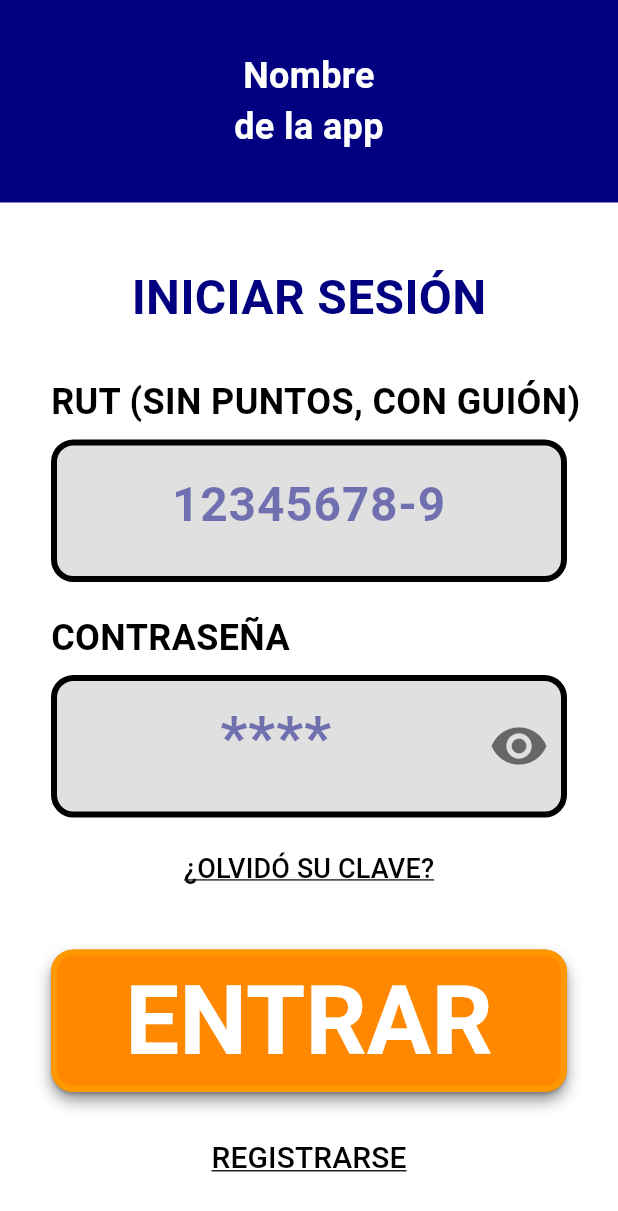
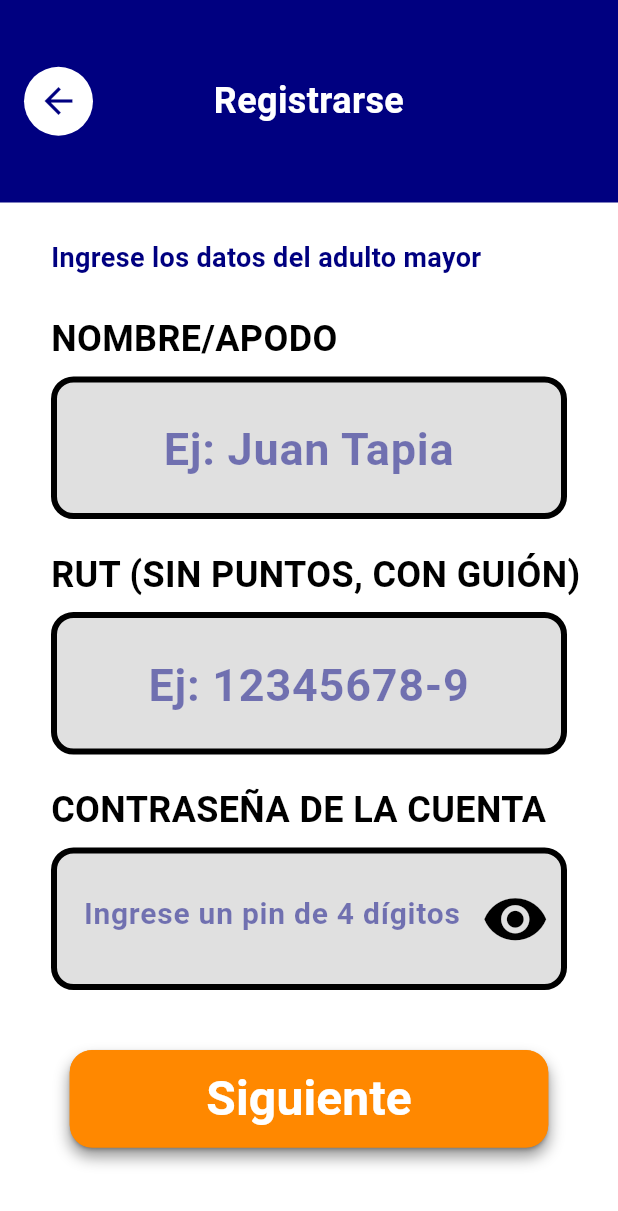
Before and after one commit to velaskovsy/Seremi-Adultos-mayores, a Flutter app: the screen it shows after launch, after a tap on "REGISTRARSE", on a phone screen of 412 x 824 dp. Shown: the top 1211 px of the screen. Run offline on Flutter 3.47's test engine with Material 3 defaults, Android fonts, the phone set to English and light mode, and no system bars.

Commit message:
Eliminación del widget del login para hacer un widget general de recuadro de texto. Avance con pantallas de registro

```diff
--- a/lib/views/login/widgets/login_input_field.dart
+++ b/lib/core/widgets/input_field.dart
@@ -1,28 +1,30 @@
 import 'package:flutter/material.dart';
 import 'package:flutter/services.dart';
 
-class LoginInputField extends StatelessWidget {
+class InputField extends StatelessWidget {
   final String label;
   final String hint;
   final bool isPassword;
-  final bool passwordVisible;       // Solo se usa si isPassword es true
-  final String? errorText;          // Muestra error debajo del campo
+  final bool passwordVisible; // Solo se usa si isPassword es true
+  final String? errorText; // Muestra error debajo del campo
   final Function(String) onChanged;
   final VoidCallback? onToggleVisibility; // Solo se usa si isPassword es true
   final double verticalPadding;
   final double hintFontSize;
+  final TextInputType keyboardType;
 
-  const LoginInputField({
+  const InputField({
     Key? key,
     required this.label,
     required this.hint,
-    required this.isPassword,
     required this.onChanged,
+    this.isPassword = false,
     this.passwordVisible = false,
     this.errorText,
     this.onToggleVisibility,
     this.verticalPadding = 28,
     this.hintFontSize = 32,
+    this.keyboardType = TextInputType.text,
   }) : super(key: key);
 
   @override
@@ -57,11 +59,7 @@
             child: TextField(
               obscureText: isPassword && !passwordVisible,
               textAlign: TextAlign.center,
-              // PIN: solo números. RUT: teclado normal
-              keyboardType: isPassword
-                  ? TextInputType.number
-                  : TextInputType.text,
-              // PIN: máximo 4 caracteres
+              keyboardType: isPassword ? TextInputType.number : keyboardType,
               inputFormatters: isPassword
                   ? [
                 FilteringTextInputFormatter.digitsOnly,
@@ -78,22 +76,21 @@
                 hintText: hint,
                 hintStyle: TextStyle(
                   fontSize: hintFontSize,
-                  color: const Color(0xFF000080).withOpacity(0.5),
+                  color: const Color(0xFF000080).withValues(alpha: 0.5),
                 ),
                 border: InputBorder.none,
                 contentPadding: EdgeInsets.symmetric(
-                    horizontal: 16,
-                    vertical: verticalPadding,
+                  horizontal: 16,
+                  vertical: verticalPadding,
                 ),
-                // Ícono de ojo solo en el campo de contraseña
                 suffixIcon: isPassword
                     ? IconButton(
                   icon: Icon(
                     passwordVisible
                         ? Icons.visibility_off
                         : Icons.visibility,
-                    color: Colors.black54,
-                    size: 40,
+                    color: Colors.black,
+                    size: 45,
                   ),
                   onPressed: onToggleVisibility,
                 )
@@ -103,13 +100,13 @@
           ),
         ),
 
-        // Mensaje de error debajo del campo
+        // Mensaje de error
         if (errorText != null)
           Padding(
             padding: const EdgeInsets.only(left: 34, top: 6),
             child: Text(
               errorText!,
-              style: TextStyle(
+              style: const TextStyle(
                 color: Colors.red,
                 fontSize: 24,
               ),
--- a/lib/main.dart
+++ b/lib/main.dart
@@ -2,12 +2,14 @@
 import 'package:flutter/material.dart';
 import 'package:provider/provider.dart';
 import 'viewmodels/login_viewmodel.dart';
+import 'viewmodels/register_viewmodel.dart';
 import 'views/login/login_screen.dart';
 
 void main() {
   runApp(
-    ChangeNotifierProvider(
-      create: (_) => LoginViewModel(),
+    MultiProvider(
+        providers: [
+        ChangeNotifierProvider(create: (_) => LoginViewModel()), ChangeNotifierProvider(create: (_) => RegisterViewModel()),],
       child: const MyApp(),
     ),
   );
--- a/lib/viewmodels/login_viewmodel.dart
+++ b/lib/viewmodels/login_viewmodel.dart
@@ -44,7 +44,7 @@
       return false;
     }
     if (!_rut.contains('-') || _rut.length < 9) {
-      _errorRut = 'Formato inválido.';
+      _errorRut = 'Formato inválido';
       return false;
     }
     return true;
@@ -57,7 +57,7 @@
       return false;
     }
     if (_pin.length != 4) {
-      _errorPin = 'La contraseña debe tener 4 números.';
+      _errorPin = 'La contraseña debe tener 4 números';
       return false;
     }
     return true;
--- /dev/null
+++ b/lib/viewmodels/register_viewmodel.dart
@@ -0,0 +1,119 @@
+import 'package:flutter/material.dart';
+
+class RegisterViewModel extends ChangeNotifier {
+  // Paso 1: datos del adulto mayor
+  String _nombre = '';
+  String _rut = '';
+  String _pin = '';
+
+  // Paso 2: datos del cuidador (opcionales)
+  String _nombreCuidador = '';
+  String _correoCuidador = '';
+  String _telefonoCuidador = '';
+
+  // Errores
+  String? _errorNombre;
+  String? _errorRut;
+  String? _errorPin;
+  String? _errorCorreo;
+
+  bool _isLoading = false;
+  bool _pinVisible = false;
+
+  // Getters
+  bool get isLoading => _isLoading;
+  String? get errorNombre => _errorNombre;
+  String? get errorRut => _errorRut;
+  String? get errorPin => _errorPin;
+  String? get errorCorreo => _errorCorreo;
+  bool get pinVisible => _pinVisible;
+
+  void togglePinVisible() {
+    _pinVisible = !_pinVisible;
+    notifyListeners();
+  }
+
+  // Setters del paso 1
+  void setNombre(String value) {
+    _nombre = value;
+    _errorNombre = null;
+    notifyListeners();
+  }
+
+  void setRut(String value) {
+    _rut = value;
+    _errorRut = null;
+    notifyListeners();
+  }
+
+  void setPin(String value) {
+    if (value.length <= 4 && RegExp(r'^\d*$').hasMatch(value)) {
+      _pin = value;
+      _errorPin = null;
+      notifyListeners();
+    }
+  }
+
+  // Setters del paso 2
+  void setNombreCuidador(String value) {
+    _nombreCuidador = value;
+    notifyListeners();
+  }
+
+  void setCorreoCuidador(String value) {
+    _correoCuidador = value;
+    _errorCorreo = null;
+    notifyListeners();
+  }
+
+  void setTelefonoCuidador(String value) {
+    _telefonoCuidador = value;
+    notifyListeners();
+  }
+
+  // Validaciones paso 1
+  bool validarPaso1() {
+    bool valido = true;
+
+    if (_nombre.isEmpty) {
+      _errorNombre = 'Ingrese un nombre o apodo';
+      valido = false;
+    }
+    if (!_rut.contains('-') || _rut.length < 9) {
+      _errorRut = 'Formato inválido';
+      valido = false;
+    }
+    if (_pin.length != 4) {
+      _errorPin = 'El PIN debe tener 4 números';
+      valido = false;
+    }
+
+    notifyListeners();
+    return valido;
+  }
+
+  // Validaciones del paso 2
+  bool validarPaso2() {
+    bool valido = true;
+
+    if (_correoCuidador.isNotEmpty && !_correoCuidador.contains('@')) {
+      _errorCorreo = 'Correo inválido';
+      valido = false;
+    }
+
+    notifyListeners();
+    return valido;
+  }
+
+  // Registro final
+  Future<void> registrar() async {
+    _isLoading = true;
+    notifyListeners();
+
+    // TODO: reemplazar con llamada real a Railway
+    await Future.delayed(const Duration(seconds: 2));
+
+    _isLoading = false;
+    notifyListeners();
+  }
+}
--- a/lib/views/login/login_screen.dart
+++ b/lib/views/login/login_screen.dart
@@ -1,7 +1,8 @@
 import 'package:flutter/material.dart';
 import 'package:provider/provider.dart';
 import '../../../viewmodels/login_viewmodel.dart';
-import 'widgets/login_input_field.dart';
+import '../../core/widgets/input_field.dart';
+import '../register/register_step1_screen.dart';
 
 class LoginScreen extends StatelessWidget {
   @override
@@ -49,7 +50,7 @@
             const SizedBox(height: 30),
 
             // CAMPO RUT
-            LoginInputField(
+            InputField(
               label: 'RUT (SIN PUNTOS, CON GUIÓN)',
               hint: '12345678-9',
               isPassword: false,
@@ -64,7 +65,7 @@
             const SizedBox(height: 20),
 
             // CAMPO CONTRASEÑA (PIN)
-            LoginInputField(
+            InputField(
               label: 'CONTRASEÑA',
               hint: '****',
               isPassword: true,
@@ -139,8 +140,11 @@
 
             // Opción de REGISTRARSE
             TextButton(
-              onPressed: () {
-                // TODO: navegar a pantalla de registro
+              onPressed: (){
+                Navigator.push(
+                  context,
+                  MaterialPageRoute(builder: (_) => const RegisterStep1Screen()),
+                );
               },
               child: const Text(
                 'REGISTRARSE',
--- /dev/null
+++ b/lib/views/register/register_step1_screen.dart
@@ -0,0 +1,187 @@
+import 'package:flutter/material.dart';
+import 'package:provider/provider.dart';
+import '../../viewmodels/register_viewmodel.dart';
+import '../register/register_step2_screen.dart';
+import '../../../core/widgets/input_field.dart';
+
+class RegisterStep1Screen extends StatelessWidget {
+  const RegisterStep1Screen({Key? key}) : super(key: key);
+
+  @override
+  Widget build(BuildContext context) {
+    final vm = Provider.of<RegisterViewModel>(context);
+
+    return Scaffold(
+      backgroundColor: Colors.white,
+      body: Column(
+        children: [
+
+          // ── HEADER ────────────────────────────────────────
+          Container(
+            width: 412,
+            height: 135,
+            color: const Color(0xFF000080),
+            child: Row(
+              children: [
+                // Botón volver atrás
+                Padding(
+                  padding: const EdgeInsets.only(left: 16),
+                  child: GestureDetector(
+                    onTap: () => Navigator.pop(context),
+                    child: Container(
+                      width: 46,
+                      height: 46,
+                      decoration: const BoxDecoration(
+                        color: Colors.white,
+                        shape: BoxShape.circle,
+                      ),
+                      child: const Icon(
+                        Icons.arrow_back,
+                        color: Color(0xFF000080),
+                        size: 28,
+                      ),
+                    ),
+                  ),
+                ),
+
+                // Título centrado
+                const Expanded(
+                  child: Text(
+                    'Registrarse',
+                    textAlign: TextAlign.center,
+                    style: TextStyle(
+                      fontFamily: 'Roboto',
+                      fontSize: 24,
+                      color: Colors.white,
+                      fontWeight: FontWeight.bold,
+                    ),
+                  ),
+                ),
+
+                // Espacio para balancear el botón de la izquierda
+                const SizedBox(width: 62),
+              ],
+            ),
+          ),
+
+          // ── CONTENIDO ─────────────────────────────────────
+          Expanded(
+            child: SingleChildScrollView(
+              child: Column(
+                crossAxisAlignment: CrossAxisAlignment.start,
+                children: [
+                  const SizedBox(height: 24),
+
+                  // Texto guía
+                  const Padding(
+                    padding: EdgeInsets.only(left: 34),
+                    child: Text(
+                      'Ingrese los datos del adulto mayor',
+                      style: TextStyle(
+                        fontFamily: 'Roboto',
+                        fontSize: 18,
+                        color: Color(0xFF000080),
+                        fontWeight: FontWeight.bold,
+                      ),
+                    ),
+                  ),
+
+                  const SizedBox(height: 24),
+
+                  // Campo nombre
+                  InputField(
+                    label: 'NOMBRE/APODO',
+                    hint: 'Ej: Juan Tapia',
+                    onChanged: vm.setNombre,
+                    errorText: vm.errorNombre,
+                    hintFontSize: 30,
+                    verticalPadding: 20,
+                  ),
+
+                  const SizedBox(height: 20),
+
+                  // Campo RUT
+                  InputField(
+                    label: 'RUT (SIN PUNTOS, CON GUIÓN)',
+                    hint: 'Ej: 12345678-9',
+                    onChanged: vm.setRut,
+                    errorText: vm.errorRut,
+                    hintFontSize: 30,
+                    verticalPadding: 20,
+                  ),
+
+                  const SizedBox(height: 20),
+
+                  // Campo PIN
+                  InputField(
+                    label: 'CONTRASEÑA DE LA CUENTA',
+                    hint: 'Ingrese un pin de 4 dígitos',
+                    onChanged: vm.setPin,
+                    errorText: vm.errorPin,
+                    isPassword: true, // se muestra el texto mientras escribe
+                    passwordVisible: vm.pinVisible,
+                    onToggleVisibility: vm.togglePinVisible,
+                    hintFontSize: 20,
+                    verticalPadding: 40,
+                  ),
+
+                  const SizedBox(height: 40),
+
+                  // Botón Siguiente
+                  Center(
+                      child: Container(
+                        decoration: BoxDecoration(
+                          borderRadius: BorderRadius.circular(15),
+                          boxShadow: [
+                            BoxShadow(
+                              color: Colors.black.withOpacity(0.4), // intensidad de la sombra
+                              offset: const Offset(0, 6),           // posición (x, y)
+                              blurRadius: 8,                        // qué tan difusa
+                            ),
+                          ],
+                        ),
+                      child: SizedBox(
+                        width: 319,
+                        height: 65,
+                        child: ElevatedButton(
+                          style: ElevatedButton.styleFrom(
+                            backgroundColor: Color(0xFFFF8800),
+                            shape: RoundedRectangleBorder(
+                              borderRadius: BorderRadius.circular(15),
+                              side: const BorderSide(color: Color(0xFFFF8800), width: 2),
+                            ),
+                          ),
+                          onPressed: () {
+                            if (vm.validarPaso1()) {
+                              Navigator.push(
+                                context,
+                                MaterialPageRoute(
+                                  builder: (_) => const RegisterStep2Screen(),
+                                ),
+                              );
+                            }
+                          },
+                          child: const Text(
+                            'Siguiente',
+                            style: TextStyle(
+                              fontFamily: 'Roboto',
+                              fontSize: 32,
+                              color: Colors.white,
+                              fontWeight: FontWeight.bold,
+                            ),
+                          ),
+                        ),
+                      ),
+                    ),
+                  ),
+
+                  const SizedBox(height: 30),
+                ],
+              ),
+            ),
+          ),
+        ],
+      ),
+    );
+  }
+}
```
Also changed, not shown: lib/views/register/register_step2_screen.dart (added, +226 -0 lines), lib/services/auth_service.dart (added).
